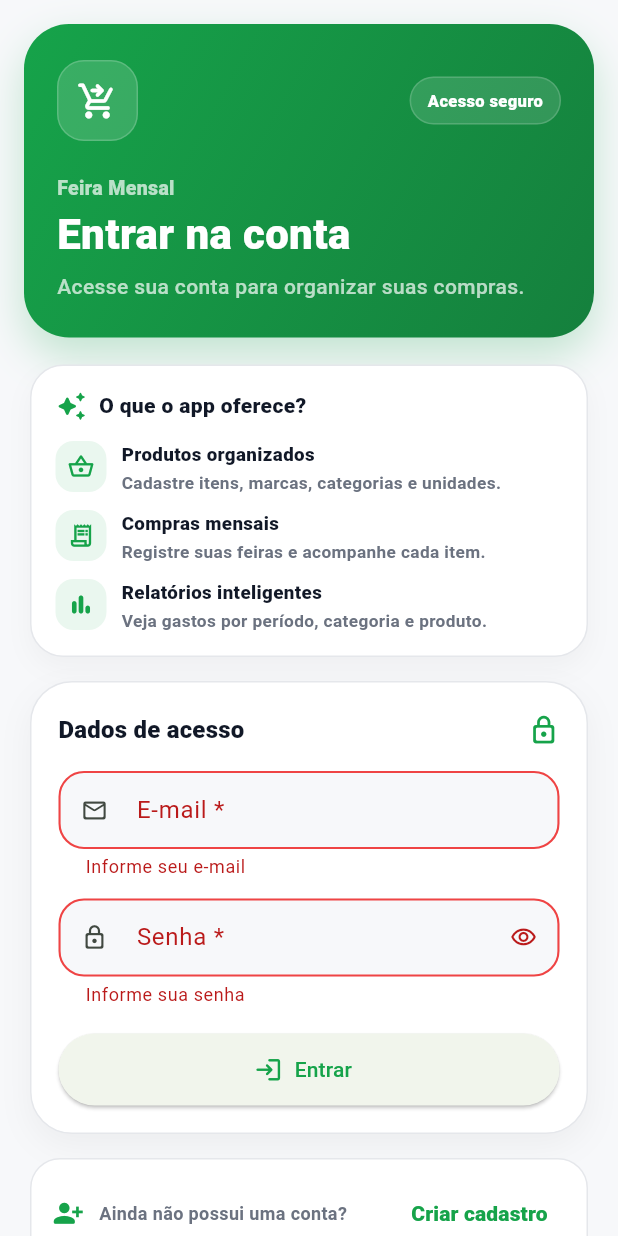
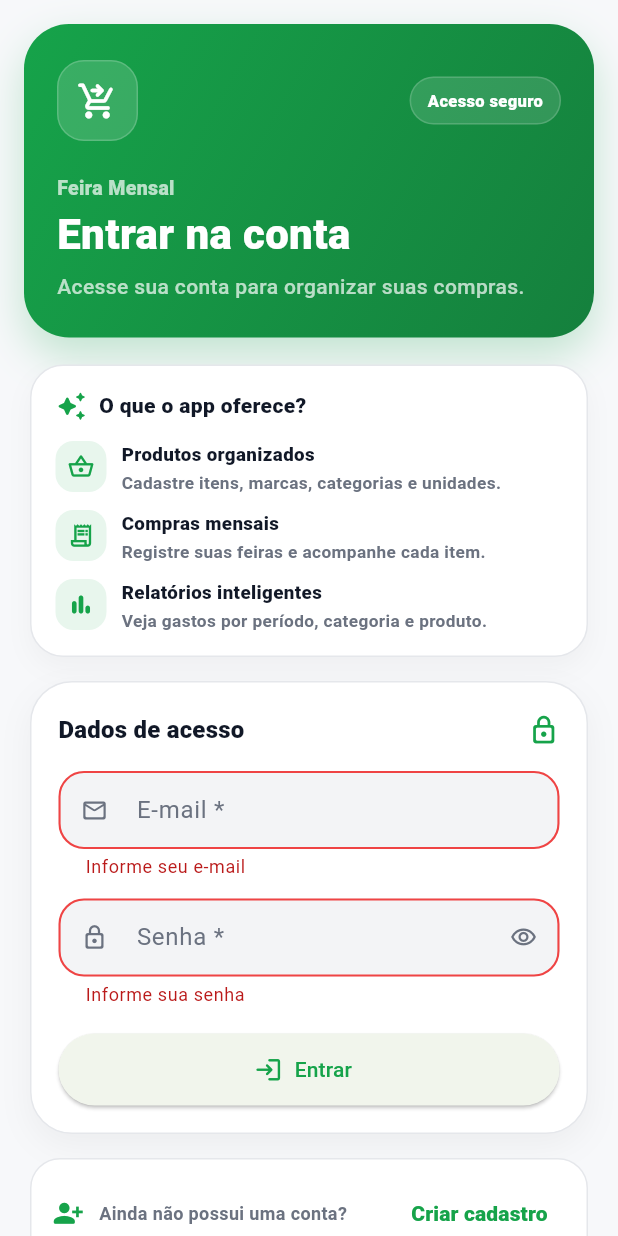
Before and after one commit to jhenriquedm/feira-mensal-app, a Flutter app: the screen it shows after launch, after a tap on "Entrar", on a phone screen of 412 x 824 dp. Run offline on Flutter 3.47's test engine with Material 3 defaults, Android fonts, the phone set to English and light mode, and no system bars; our stand-ins replace cloud_firestore, firebase_auth, firebase_core, flutter_riverpod, shared_preferences; accounts and stored records are empty.

Commit message:
Ajusta contraste do modo escuro no login

```diff
--- a/lib/views/auth/auth_view.dart
+++ b/lib/views/auth/auth_view.dart
@@ -143,7 +143,7 @@ class _AuthViewState extends ConsumerState<AuthView> {
         : 'Acesse sua conta para organizar suas compras.';
 
     return Scaffold(
-      backgroundColor: AppColors.background,
+      backgroundColor: AppColors.backgroundColor(context),
       body: SafeArea(
         bottom: false,
         child: Column(
@@ -239,7 +239,9 @@ class _AuthTopHeader extends StatelessWidget {
         borderRadius: BorderRadius.circular(30),
         boxShadow: [
           BoxShadow(
-            color: AppColors.primary.withValues(alpha: 0.24),
+            color: AppColors.primary.withValues(
+              alpha: AppColors.isDark(context) ? 0.18 : 0.24,
+            ),
             blurRadius: 24,
             offset: const Offset(0, 12),
           ),
@@ -364,12 +366,14 @@ class _AuthFormPanel extends StatelessWidget {
       width: double.infinity,
       padding: const EdgeInsets.fromLTRB(18, 20, 18, 18),
       decoration: BoxDecoration(
-        color: AppColors.surface,
+        color: AppColors.surfaceColor(context),
         borderRadius: BorderRadius.circular(28),
-        border: Border.all(color: AppColors.border),
+        border: Border.all(color: AppColors.borderColor(context)),
         boxShadow: [
           BoxShadow(
-            color: Colors.black.withValues(alpha: 0.045),
+            color: Colors.black.withValues(
+              alpha: AppColors.isDark(context) ? 0.24 : 0.045,
+            ),
             blurRadius: 18,
             offset: const Offset(0, 8),
           ),
@@ -387,6 +391,7 @@ class _AuthFormPanel extends StatelessWidget {
                     isRegisterMode ? 'Dados do cadastro' : 'Dados de acesso',
                     style: Theme.of(context).textTheme.titleMedium?.copyWith(
                       fontWeight: FontWeight.w900,
+                      color: AppColors.textPrimaryColor(context),
                     ),
                   ),
                 ),
@@ -402,6 +407,7 @@ class _AuthFormPanel extends StatelessWidget {
             const SizedBox(height: 15),
             if (isRegisterMode) ...[
               _authTextField(
+                context,
                 controller: nameController,
                 label: 'Nome *',
                 hint: 'Seu nome',
@@ -429,6 +435,7 @@ class _AuthFormPanel extends StatelessWidget {
               const SizedBox(height: 13),
             ],
             _authTextField(
+              context,
               controller: emailController,
               label: 'E-mail *',
               hint: 'email@dominio.com',
@@ -457,6 +464,7 @@ class _AuthFormPanel extends StatelessWidget {
             ),
             const SizedBox(height: 13),
             _authTextField(
+              context,
               controller: passwordController,
               label: 'Senha *',
               hint: 'Mínimo 6 caracteres',
@@ -493,6 +501,7 @@ class _AuthFormPanel extends StatelessWidget {
             if (isRegisterMode) ...[
               const SizedBox(height: 13),
               _authTextField(
+                context,
                 controller: confirmPasswordController,
                 label: 'Confirmar senha *',
                 hint: 'Repita sua senha',
@@ -558,7 +567,8 @@ class _AuthFormPanel extends StatelessWidget {
     );
   }
 
-  Widget _authTextField({
+  Widget _authTextField(
+    BuildContext context, {
     required TextEditingController controller,
     required String label,
     required String hint,
@@ -576,14 +586,24 @@ class _AuthFormPanel extends StatelessWidget {
       textCapitalization: textCapitalization,
       obscureText: obscureText,
       inputFormatters: inputFormatters,
+      style: TextStyle(
+        color: AppColors.textPrimaryColor(context),
+        fontWeight: FontWeight.w600,
+      ),
       decoration: InputDecoration(
         labelText: label,
         hintText: hint,
+        labelStyle: TextStyle(color: AppColors.textSecondaryColor(context)),
+        hintStyle: TextStyle(
+          color: AppColors.textSecondaryColor(context).withValues(alpha: 0.75),
+        ),
         prefixIcon: Icon(icon),
+        prefixIconColor: AppColors.textSecondaryColor(context),
         suffixIcon: suffixIcon,
+        suffixIconColor: AppColors.textSecondaryColor(context),
         filled: true,
         isDense: true,
-        fillColor: AppColors.background,
+        fillColor: AppColors.surfaceSoftColor(context),
         contentPadding: const EdgeInsets.symmetric(
           horizontal: 14,
           vertical: 14,
@@ -591,7 +611,7 @@ class _AuthFormPanel extends StatelessWidget {
         border: OutlineInputBorder(borderRadius: BorderRadius.circular(17)),
         enabledBorder: OutlineInputBorder(
           borderRadius: BorderRadius.circular(17),
-          borderSide: const BorderSide(color: AppColors.border),
+          borderSide: BorderSide(color: AppColors.borderColor(context)),
         ),
         focusedBorder: OutlineInputBorder(
           borderRadius: BorderRadius.circular(17),
@@ -629,7 +649,7 @@ class _AuthFeedbackMessage extends StatelessWidget {
       width: double.infinity,
       padding: const EdgeInsets.symmetric(horizontal: 14, vertical: 12),
       decoration: BoxDecoration(
-        color: color.withValues(alpha: 0.12),
+        color: color.withValues(alpha: AppColors.isDark(context) ? 0.18 : 0.12),
         borderRadius: BorderRadius.circular(17),
         border: Border.all(color: color.withValues(alpha: 0.35)),
       ),
@@ -675,9 +695,9 @@ class _AuthModeSwitcher extends StatelessWidget {
       width: double.infinity,
       padding: const EdgeInsets.fromLTRB(14, 12, 14, 12),
       decoration: BoxDecoration(
-        color: AppColors.surface,
+        color: AppColors.surfaceColor(context),
         borderRadius: BorderRadius.circular(20),
-        border: Border.all(color: AppColors.border),
+        border: Border.all(color: AppColors.borderColor(context)),
       ),
       child: Row(
         children: [
@@ -694,8 +714,8 @@ class _AuthModeSwitcher extends StatelessWidget {
               isRegisterMode
                   ? 'Já possui uma conta cadastrada?'
                   : 'Ainda não possui uma conta?',
-              style: const TextStyle(
-                color: AppColors.textSecondary,
+              style: TextStyle(
+                color: AppColors.textSecondaryColor(context),
                 fontSize: 12,
                 fontWeight: FontWeight.w600,
               ),
@@ -723,33 +743,35 @@ class _AuthBenefitsCard extends StatelessWidget {
       width: double.infinity,
       padding: const EdgeInsets.fromLTRB(16, 16, 16, 15),
       decoration: BoxDecoration(
-        color: AppColors.surface,
+        color: AppColors.surfaceColor(context),
         borderRadius: BorderRadius.circular(22),
-        border: Border.all(color: AppColors.border),
+        border: Border.all(color: AppColors.borderColor(context)),
         boxShadow: [
           BoxShadow(
-            color: Colors.black.withValues(alpha: 0.035),
+            color: Colors.black.withValues(
+              alpha: AppColors.isDark(context) ? 0.20 : 0.035,
+            ),
             blurRadius: 14,
             offset: const Offset(0, 7),
           ),
         ],
       ),
-      child: const Column(
+      child: Column(
         crossAxisAlignment: CrossAxisAlignment.start,
         children: [
           Row(
             children: [
-              Icon(
+              const Icon(
                 Icons.auto_awesome_rounded,
                 color: AppColors.primary,
                 size: 21,
               ),
-              SizedBox(width: 8),
+              const SizedBox(width: 8),
               Expanded(
                 child: Text(
                   'O que o app oferece?',
                   style: TextStyle(
-                    color: AppColors.textPrimary,
+                    color: AppColors.textPrimaryColor(context),
                     fontSize: 14,
                     fontWeight: FontWeight.w900,
                   ),
@@ -757,20 +779,20 @@ class _AuthBenefitsCard extends StatelessWidget {
               ),
             ],
           ),
-          SizedBox(height: 13),
-          _BenefitItem(
+          const SizedBox(height: 13),
+          const _BenefitItem(
             icon: Icons.shopping_basket_outlined,
             title: 'Produtos organizados',
             subtitle: 'Cadastre itens, marcas, categorias e unidades.',
           ),
-          SizedBox(height: 10),
-          _BenefitItem(
+          const SizedBox(height: 10),
+          const _BenefitItem(
             icon: Icons.receipt_long_outlined,
             title: 'Compras mensais',
             subtitle: 'Registre suas feiras e acompanhe cada item.',
           ),
-          SizedBox(height: 10),
-          _BenefitItem(
+          const SizedBox(height: 10),
+          const _BenefitItem(
             icon: Icons.bar_chart_rounded,
             title: 'Relatórios inteligentes',
             subtitle: 'Veja gastos por período, categoria e produto.',
@@ -801,7 +823,7 @@ class _BenefitItem extends StatelessWidget {
           width: 34,
           height: 34,
           decoration: BoxDecoration(
-            color: AppColors.primary.withValues(alpha: 0.09),
+            color: AppColors.primarySoftBackground(context),
             borderRadius: BorderRadius.circular(12),
           ),
           child: Icon(icon, color: AppColors.primary, size: 18),
@@ -813,8 +835,8 @@ class _BenefitItem extends StatelessWidget {
             children: [
               Text(
                 title,
-                style: const TextStyle(
-                  color: AppColors.textPrimary,
+                style: TextStyle(
+                  color: AppColors.textPrimaryColor(context),
                   fontSize: 12.5,
                   fontWeight: FontWeight.w900,
                 ),
@@ -822,8 +844,8 @@ class _BenefitItem extends StatelessWidget {
               const SizedBox(height: 2),
               Text(
                 subtitle,
-                style: const TextStyle(
-                  color: AppColors.textSecondary,
+                style: TextStyle(
+                  color: AppColors.textSecondaryColor(context),
                   fontSize: 11.5,
                   height: 1.35,
                   fontWeight: FontWeight.w600,
@@ -846,20 +868,30 @@ class _AuthAccountNote extends StatelessWidget {
       width: double.infinity,
       padding: const EdgeInsets.fromLTRB(14, 13, 14, 13),
       decoration: BoxDecoration(
-        color: AppColors.primary.withValues(alpha: 0.06),
+        color: AppColors.primary.withValues(
+          alpha: AppColors.isDark(context) ? 0.14 : 0.06,
+        ),
         borderRadius: BorderRadius.circular(18),
-        border: Border.all(color: AppColors.primary.withValues(alpha: 0.14)),
+        border: Border.all(
+          color: AppColors.primary.withValues(
+            alpha: AppColors.isDark(context) ? 0.28 : 0.14,
+          ),
+        ),
       ),
-      child: const Row(
+      child: Row(
         crossAxisAlignment: CrossAxisAlignment.start,
         children: [
-          Icon(Icons.security_rounded, color: AppColors.primary, size: 19),
-          SizedBox(width: 9),
+          const Icon(
+            Icons.security_rounded,
+            color: AppColors.primary,
+            size: 19,
+          ),
+          const SizedBox(width: 9),
           Expanded(
             child: Text(
               'Seus dados ficam vinculados à sua conta.',
               style: TextStyle(
-                color: AppColors.textSecondary,
+                color: AppColors.textSecondaryColor(context),
                 fontSize: 11.5,
                 height: 1.35,
                 fontWeight: FontWeight.w600,
```
